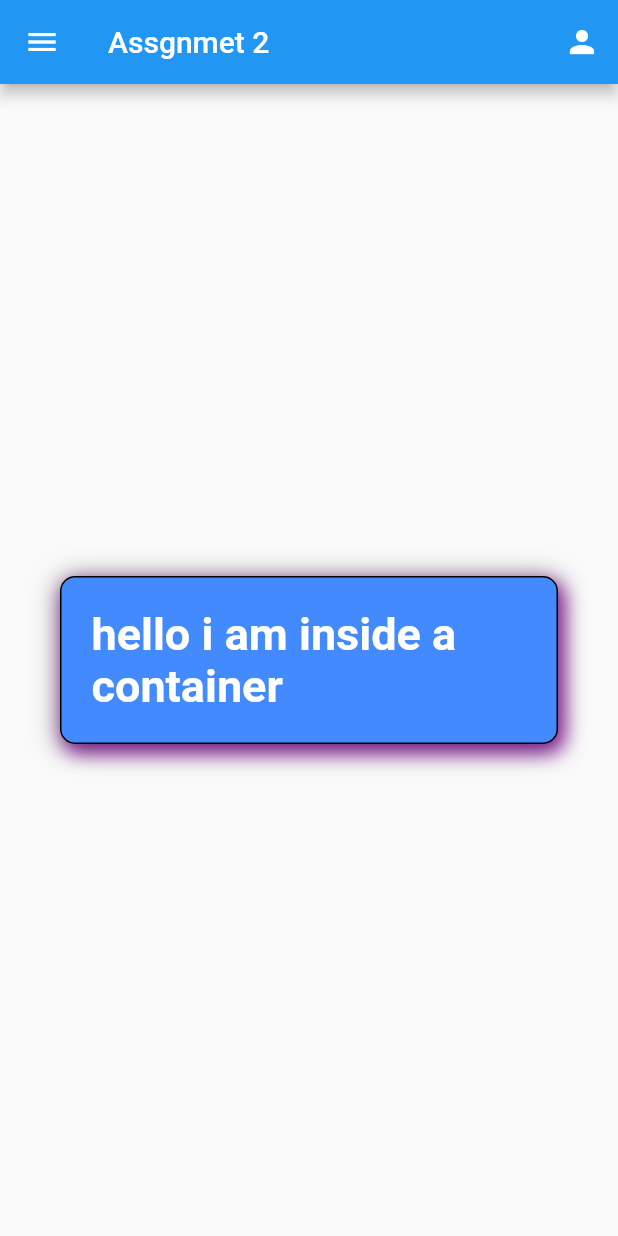
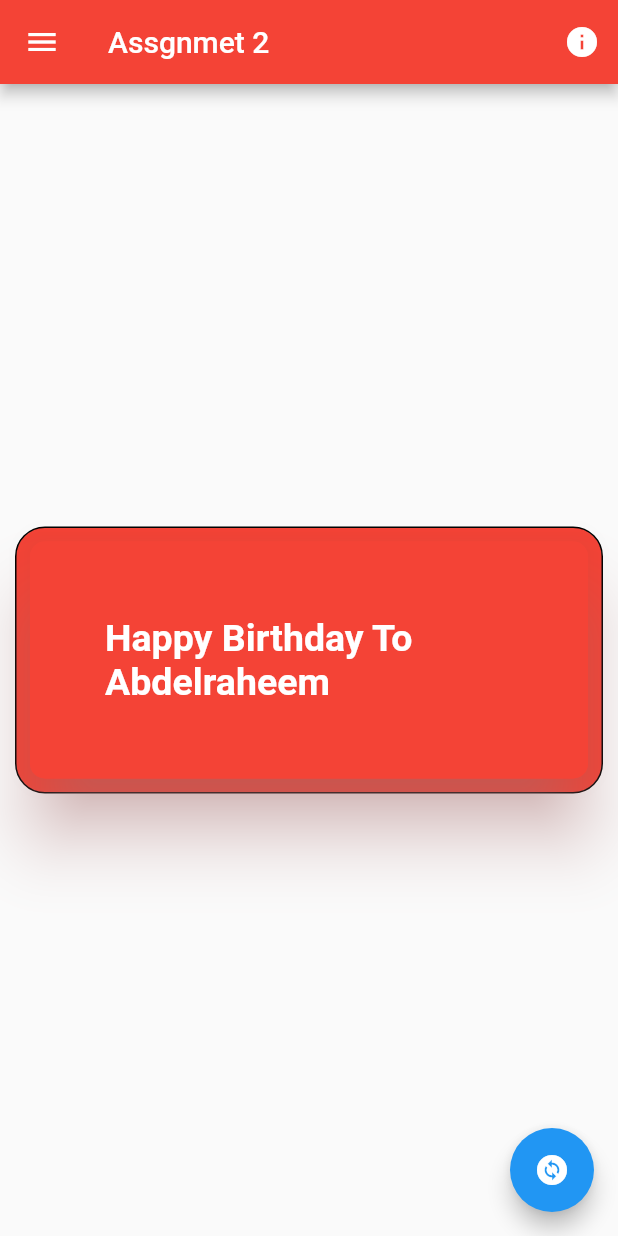
Before and after one commit to yazanR2000/Assignment-2, a Flutter app: the screen it shows after launch, on a phone screen of 412 x 824 dp. Run offline on Flutter 3.47's test engine with Material 2 defaults, Android fonts, the phone set to English and light mode, and no system bars.

```diff
--- /dev/null
+++ b/lib/dummy_data.dart
@@ -0,0 +1,36 @@
+class Dummy_Data {
+  final Map _yazanInformation = {
+    "Full Name": "Yazan Fakhri Mohammed Alradaideh",
+    "Education": {
+      "Univesity": "Yarmouk Universiy",
+      "Facility": "Hijjawi",
+      "Major": "Computer Engineer",
+      "School": "Dar Al Aolom",
+    },
+    "Assignment":
+        "Go and create a new application , that has a container and inside this container there is a child which is a card also there is a child for that card which is a text. and submit the URL of your repository.",
+  };
+
+  final List<String> _qoutes =[
+    "Happy Birthday To Abdelraheem",
+    "“Any fool can write code that a computer can understand. Good programmers write code that humans can understand.” – Martin Fowler",
+    "“First, solve the problem. Then, write the code.” – John Johnson",
+    "“Experience is the name everyone gives to their mistakes.” – Oscar Wilde",
+    "“ In order to be irreplaceable, one must always be different” – Coco Chanel",
+    "“Knowledge is power.” – Francis Bacon",
+
+    "“Sometimes it pays to stay in bed on Monday, rather than spending the rest of the week debugging Monday’s code.” – Dan Salomon",
+    "“Perfection is achieved not when there is nothing more to add, but rather when there is nothing more to take away.” – Antoine de Saint-Exupery",
+    "“Fix the cause, not the symptom.” – Steve Maguire",
+    "“ Code is like humor. When you have to explain it, it’s bad.” – Cory House",
+    "“Optimism is an occupational hazard of programming: feedback is the treatment. “ Kent Beck",
+  ];
+
+  Map get YazanInfo{
+    return _yazanInformation;
+  }
+
+  List<String> get Qoutes{
+    return _qoutes;
+  }
+}
--- a/lib/main.dart
+++ b/lib/main.dart
@@ -1,27 +1,55 @@
+import 'dart:math';
+
 import 'package:flutter/material.dart';
+import 'package:myapp/dummy_data.dart';
 
 void main() {
-  runApp(const MyApp());
+  runApp(MyApp());
 }
 
 class MyApp extends StatelessWidget {
-  const MyApp({Key? key}) : super(key: key);
+  MyApp({Key? key}) : super(key: key);
 
   // This widget is the root of your application.
   @override
   Widget build(BuildContext context) {
-    return MaterialApp(
-      debugShowCheckedModeBanner:false,
+    return const MaterialApp(
+      debugShowCheckedModeBanner: false,
       home: SafeArea(
-        child: Scaffold(
+        child: Birthday(),
+      ),
+    );
+  }
+}
+
+class Birthday extends StatefulWidget {
+  const Birthday({Key? key}) : super(key: key);
+
+  @override
+  State<Birthday> createState() => _BirthdayState();
+}
+
+class _BirthdayState extends State<Birthday> {
+  Color _color = Colors.red;
+  int _index = 0;
+  final Map _yazanInformation = Dummy_Data().YazanInfo;
+
+  final List<String> _qoutes = Dummy_Data().Qoutes;
+
+
+
+  @override
+  Widget build(BuildContext context) {
+    return Scaffold(
       appBar: AppBar(
         title: const Text("Assgnmet 2"),
+        backgroundColor: Colors.red,
         actions: [
           IconButton(
             onPressed: () {
-                  print("Assignment 2");
+              print(_yazanInformation);
             },
-                icon: const Icon(Icons.person),
+            icon: const Icon(Icons.info),
           ),
         ],
       ),
@@ -29,62 +57,78 @@ class MyApp extends StatelessWidget {
         child: Column(
           children: [
             ListTile(
-                  onTap: (){},
+              onTap: () {},
               title: const Text("Home"),
               leading: const Icon(Icons.home),
             ),
             ListTile(
-                  onTap: (){},
+              onTap: () {},
               title: const Text("My repositories"),
               leading: const Icon(Icons.category),
             ),
             ListTile(
-                  onTap: (){},
+              onTap: () {},
               title: const Text("LTUC profile"),
               leading: const Icon(Icons.person_rounded),
             ),
           ],
         ),
       ),
-          body: Column(
-            mainAxisAlignment: MainAxisAlignment.center,
-            children: [
-              Container(
+      body: Center(
+        child: AnimatedContainer(
+          margin: const EdgeInsets.symmetric(horizontal: 10),
+          padding: const EdgeInsets.all(5),
+          decoration: BoxDecoration(
+            border: Border.all(color: Colors.black, width: 1),
+            borderRadius: BorderRadius.circular(20),
+            color: _color,
+          ),
+          //Swidth: 200,
+          duration: const Duration(milliseconds: 1000),
+          curve: Curves.linear,
+          child: Card(
+            elevation: 20,
+            shadowColor: Colors.red.shade200,
+            color: Colors.red,
+            shape: RoundedRectangleBorder(
+              borderRadius: BorderRadius.circular(10),
+            ),
+            child: AnimatedContainer(
+              duration: const Duration(microseconds: 800),
+              curve: Curves.easeIn,
+              padding: const EdgeInsets.all(50),
 
               decoration: BoxDecoration(
                 borderRadius: BorderRadius.circular(10),
-                  border: Border.all(color: Colors.black, width: 1),
-                  boxShadow: const [
-                    BoxShadow(
-                      color: Colors.purple,
-                      spreadRadius: 1,
-                      blurRadius: 10,
-                      offset: Offset(3, 5),
+                color: _color,
               ),
-                    BoxShadow(
-                      color: Colors.black38,
-                      spreadRadius: 1,
-                      blurRadius: 15,
-                      offset: Offset(0, 2),
-                    ),
-                  ],
-                  color: Colors.blueAccent,
-                ),
-                alignment: Alignment.center,
-                padding: const EdgeInsets.all(20),
-                margin: const EdgeInsets.symmetric(horizontal: 40),
-                child: const Text(
-                  "hello i am inside a container",
-                  style: TextStyle(
-                    fontSize: 30,
+              //margin: const EdgeInsets.all(15),
+              child: Text(
+                _qoutes[_index],
+                style: const TextStyle(
+                  color: Colors.white,
+                  fontSize: 25,
                   fontWeight: FontWeight.bold,
-                    color: Colors.white
                 ),
               ),
             ),
-            ],
           ),
         ),
+      ),
+      floatingActionButton: FloatingActionButton(
+        onPressed: () {
+          setState(() {
+            final random = Random();
+            _color = Color.fromRGBO(
+              random.nextInt(256),
+              random.nextInt(256),
+              random.nextInt(256),
+              1,
+            );
+            _index = random.nextInt(11);
+          });
+        },
+        child: const Icon(Icons.change_circle),
       ),
     );
   }
```
Lines whose indentation alone changed are shown as unchanged.
